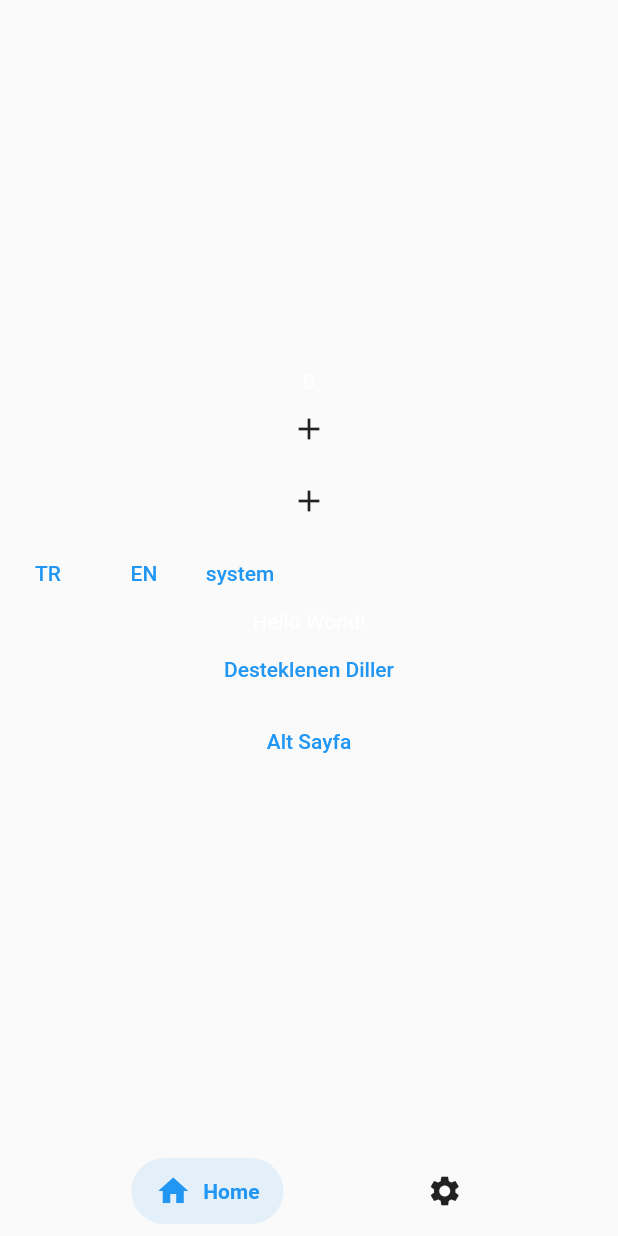
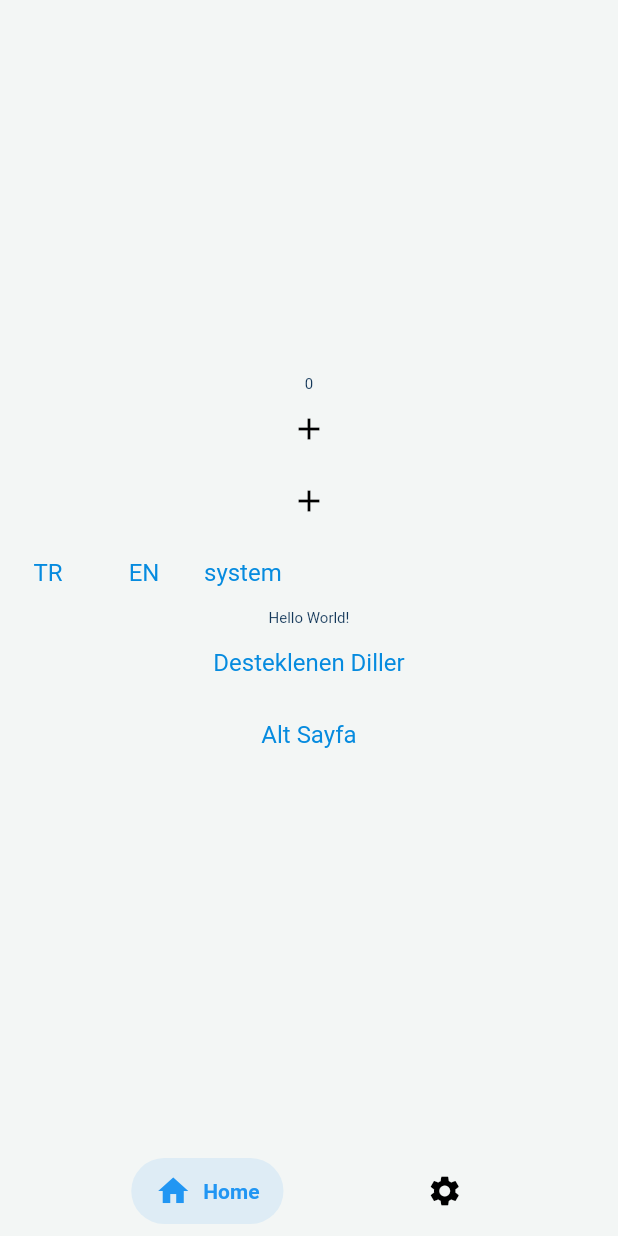
Before and after one commit to obenkucuk/one_ring_to_rule_them_all, a Flutter app: the screen it shows after launch, on a phone screen of 412 x 824 dp. Run offline on Flutter 3.47's test engine with Material 2 defaults, Android fonts, the phone set to English and light mode, and no system bars; our stand-ins replace auto_route, dio, get, shared_preferences; generated files the repository leaves out were written again; statements that could not run were skipped.

Commit message:
bissürü renk eklendi

```diff
--- a/lib/main.dart
+++ b/lib/main.dart
@@ -1,11 +1,13 @@
 import 'package:base_application/core/shared_pref.dart';
-import 'package:base_application/theme/theme_data.dart' as theme;
+
 import 'package:base_application/pages/main_screen/settings_screen/controller/settings_controller.dart';
 import 'package:base_application/routes/router.gr.dart';
 import 'package:flutter/material.dart';
 import 'package:get/get.dart';
 
 import 'core/keys.dart';
+import 'theme/theme_data_dark.dart';
+import 'theme/theme_data_light.dart';
 
 void main() async {
   await SharedPrefs.init();
@@ -27,8 +29,8 @@ class MyApp extends StatelessWidget {
         return MaterialApp.router(
           scaffoldMessengerKey: snackbarKey,
           debugShowCheckedModeBanner: false,
-          theme: theme.lightTheme,
-          darkTheme: theme.darkTheme,
+          theme: lightTheme,
+          darkTheme: darkTheme,
           title: "My App Title",
           themeMode: snapshot.data,
           routerDelegate: _appRouter.delegate(),
--- a/lib/theme/app_colors.dart
+++ b/lib/theme/app_colors.dart
@@ -1,5 +1,59 @@
 import 'package:flutter/material.dart';
 
 class AppColors {
-  static const Color primaryColor = Color.fromARGB(255, 8, 43, 84);
+  static const Color primary = Color(0xFF068BDF);
+
+  static const Color secondary = Color(0xffF33155);
+  static const Color backgroundDark = Color(0xff111618);
+  static const Color backgroundLight = Color(0xffF3F6F5);
+  static const Color background404 = Color(0xff212737);
+
+  static const Color primaryContainerDark = Color(0xff1A2224);
+  static const Color primaryContainerLight = Colors.white;
+
+  static const Color secondaryContainer = Color(0xffEBF2FA);
+  static const Color textDarkTheme = Color(0xffCDDBD7);
+  static const Color textLightTheme = Color(0xff14385A);
+  static const Color unSelectedColor = Color(0xffABB4B3);
+  static const Color paleTextLightTheme = Color(0xff6D8288);
+  static const Color paleTextDarkTheme = Color(0xff939F9C);
+  static const Color darkBoldText = Color(0xff3B4E54);
+  static const Color lightBoldText = Color(0xff001633);
+
+  static const Color indicatorLightColor = Color(0xff6D8288);
+  static const Color indicatorDarkColor = Color(0xff324348);
+
+  static const Color inputDecorationLight = Color(0xffF3F6F5);
+  static const Color inputDecorationDark = Color(0xff111618);
+
+  static const Color dividerDark = Color(0xff222D30);
+  static const Color dividerLight = Color(0xffE8EEEC);
+
+  static const Color card = Color(0xffFFFFFF);
+  static const Color cardLight = Color(0xffFFFFFF);
+  static const Color cardDark = Color(0xff324348);
+  static const Color optionCardDark = Color(0xffCCDBD7);
+  static const Color optionCardSelectedDark = Color(0xff1A2224);
+  static const Color optionCardSelectedLight = Color(0xffF9FBFA);
+  static const Color optionCardLight = Color(0xff5B6C71);
+  static Color lightWhite = const Color(0xffefefef).withOpacity(0.8);
+
+  static const Color lightBlue = Color(0xffEBF4EC);
+  static const Color lightGrey = Color(0xffEEEEEE);
+  static const Color lightRed = Color(0xffFFEEED);
+  static Color lightGreen = const Color(0xff00B270).withOpacity(.1);
+  static const Color orange = Color(0xffFFC043);
+  static const Color error = Color(0xffE11900);
+  static const Color lightYellow = Color(0xffFFF5CD);
+  static const Color darkOrange = Color(0xffE78D3E);
+  static const Color green = Color(0xff09B76D);
+
+  static const Color white = Color(0xffFFFFFF);
+
+  static const Color blue = Color(0xff276EF1);
+  static const Color generalContentColorDark = Color(0xFFCDDBD7);
+
+  static const Color generalContentLightColor = Color(0xFF3C4E55);
+  static const Color elevatedButtonSecondLight = Color(0xFF6D8288);
+  static const Color elevatedButtonSecondDark = Color(0xFF324348);
 }
--- a/lib/theme/theme_data.dart
+++ /dev/null
@@ -1,13 +0,0 @@
-import 'package:flutter/material.dart';
-
-ThemeData lightTheme = ThemeData.light().copyWith(
-    brightness: Brightness.light,
-
-    // NOT 240 dan yukarı yapma shimmer bozulur
-    appBarTheme: const AppBarTheme(
-      titleTextStyle: TextStyle(color: Colors.black, fontSize: 20, fontWeight: FontWeight.bold),
-    ),
-    textTheme: const TextTheme(headline1: TextStyle(color: Colors.black)));
-
-ThemeData darkTheme = ThemeData.dark()
-    .copyWith(brightness: Brightness.dark, textTheme: const TextTheme(headline1: TextStyle(color: Colors.white)));
--- /dev/null
+++ b/lib/theme/theme_data_dark.dart
@@ -0,0 +1,264 @@
+import 'dart:ui';
+
+import 'package:base_application/theme/app_colors.dart';
+import 'package:flutter/material.dart';
+
+ThemeData darkTheme = ThemeData.dark().copyWith(
+  brightness: Brightness.dark,
+  selectedRowColor: AppColors.textDarkTheme,
+  backgroundColor: AppColors.backgroundDark,
+  scaffoldBackgroundColor: AppColors.backgroundDark,
+  primaryIconTheme: const IconThemeData(color: Colors.white),
+  iconTheme: const IconThemeData(color: Colors.black),
+  cardColor: AppColors.primaryContainerDark,
+  bottomAppBarColor: Colors.white,
+  dividerColor: AppColors.dividerDark,
+  shadowColor: Colors.black26,
+  colorScheme: const ColorScheme(
+    primary: AppColors.primary,
+    onPrimary: AppColors.textDarkTheme,
+    primaryContainer: AppColors.primaryContainerDark,
+    secondary: AppColors.secondary,
+    onSecondary: Colors.white,
+    secondaryContainer: AppColors.secondaryContainer,
+    surface: Colors.white,
+    onSurface: AppColors.textDarkTheme,
+    background: AppColors.backgroundDark,
+    onBackground: AppColors.textDarkTheme,
+    error: AppColors.secondary,
+    onError: Colors.white,
+    brightness: Brightness.dark,
+  ),
+  cardTheme: CardTheme(
+    elevation: 0,
+    shape: RoundedRectangleBorder(borderRadius: BorderRadius.circular(10)),
+    color: AppColors.backgroundDark,
+    margin: EdgeInsets.zero,
+  ),
+  textTheme: const TextTheme(
+    ///HeadLine
+    headline1: TextStyle(
+      fontSize: 12,
+      fontWeight: FontWeight.w400,
+      color: AppColors.textDarkTheme,
+      fontFeatures: [FontFeature.tabularFigures()],
+    ),
+    headline2: TextStyle(
+      fontSize: 13,
+      fontWeight: FontWeight.w400,
+      color: AppColors.textDarkTheme,
+      fontFeatures: [FontFeature.tabularFigures()],
+    ),
+    headline3: TextStyle(
+      fontSize: 18,
+      fontWeight: FontWeight.w400,
+      color: AppColors.textDarkTheme,
+      fontFeatures: [FontFeature.tabularFigures()],
+    ),
+    headline4: TextStyle(
+      fontSize: 15,
+      fontWeight: FontWeight.w400,
+      color: AppColors.textDarkTheme,
+      fontFeatures: [FontFeature.tabularFigures()],
+    ),
+    headline5: TextStyle(
+      fontSize: 20,
+      fontWeight: FontWeight.w400,
+      color: AppColors.textDarkTheme,
+      fontFeatures: [FontFeature.tabularFigures()],
+    ),
+    headline6: TextStyle(
+      fontSize: 24,
+      fontWeight: FontWeight.w400,
+      color: AppColors.textDarkTheme,
+      fontFeatures: [FontFeature.tabularFigures()],
+    ),
+
+    ///BodyText
+    bodyText1: TextStyle(
+      fontSize: 16,
+      fontWeight: FontWeight.w400,
+      color: AppColors.textDarkTheme,
+      fontFeatures: [FontFeature.tabularFigures()],
+    ),
+    bodyText2: TextStyle(
+      fontSize: 10,
+      fontWeight: FontWeight.w400,
+      color: AppColors.textDarkTheme,
+      fontFeatures: [FontFeature.tabularFigures()],
+    ),
+    subtitle1: TextStyle(
+      fontSize: 14,
+      fontWeight: FontWeight.w500,
+      color: AppColors.textDarkTheme,
+      fontFeatures: [FontFeature.tabularFigures()],
+    ),
+    subtitle2: TextStyle(
+      fontSize: 8,
+      fontWeight: FontWeight.w400,
+      color: AppColors.textDarkTheme,
+      fontFeatures: [FontFeature.tabularFigures()],
+    ),
+    caption: TextStyle(
+      fontSize: 11,
+      fontWeight: FontWeight.w400,
+      color: AppColors.textDarkTheme,
+      fontFeatures: [FontFeature.tabularFigures()],
+    ),
+  ),
+  elevatedButtonTheme: ElevatedButtonThemeData(
+    style: ButtonStyle(
+      elevation: MaterialStateProperty.all(0),
+      backgroundColor: MaterialStateProperty.all<Color>(AppColors.green),
+      textStyle: MaterialStateProperty.all<TextStyle>(
+        const TextStyle(
+          color: Colors.white,
+          fontWeight: FontWeight.w600,
+          fontSize: 16,
+        ),
+      ),
+      padding: MaterialStateProperty.all<EdgeInsets>(const EdgeInsets.only()),
+      shape: MaterialStateProperty.all<RoundedRectangleBorder>(
+        RoundedRectangleBorder(
+          borderRadius: BorderRadius.circular(10),
+        ),
+      ),
+    ),
+  ),
+  inputDecorationTheme: InputDecorationTheme(
+    fillColor: AppColors.inputDecorationDark,
+    filled: true,
+    contentPadding: const EdgeInsets.symmetric(horizontal: 10),
+    labelStyle: const TextStyle(
+      fontSize: 15,
+      fontWeight: FontWeight.w400,
+      color: AppColors.textDarkTheme,
+    ),
+    hintStyle: const TextStyle(
+      fontWeight: FontWeight.w400,
+      color: AppColors.paleTextDarkTheme,
+      fontSize: 15,
+    ),
+    border: OutlineInputBorder(
+      borderRadius: BorderRadius.circular(10.0),
+      borderSide: BorderSide.none,
+    ),
+    /*  enabledBorder: OutlineInputBorder(
+      borderSide: BorderSide(width: 0.5, color: ColorPalette.paleTextDarkTheme),
+      borderRadius: BorderRadius.circular(
+        radiusS,
+      ),
+    ),
+    focusedBorder: OutlineInputBorder(
+      borderSide: BorderSide(width: 0.5, color: ColorPalette.paleTextDarkTheme),
+      borderRadius: BorderRadius.circular(
+        radiusS,
+      ),
+    ),
+    focusedErrorBorder: OutlineInputBorder(
+      borderSide: BorderSide(width: 0.5, color: ColorPalette.paleTextDarkTheme),
+      borderRadius: BorderRadius.circular(
+        radiusS,
+      ),
+    ),
+    errorBorder: OutlineInputBorder(
+      borderSide: const BorderSide(width: 0.5, color: ColorPalette.secondary),
+      borderRadius: BorderRadius.circular(
+        radiusS,
+      ),
+    ),
+    disabledBorder: OutlineInputBorder(
+      borderSide: BorderSide(width: 0.5, color: ColorPalette.paleTextDarkTheme),
+      borderRadius: BorderRadius.circular(
+        radiusS,
+      ),
+    ), */
+  ),
+  textSelectionTheme: TextSelectionThemeData(
+    cursorColor: AppColors.primary,
+    selectionColor: AppColors.primaryContainerLight,
+    selectionHandleColor: AppColors.primaryContainerLight.withOpacity(0.2),
+  ),
+  textButtonTheme: TextButtonThemeData(
+    style: ButtonStyle(
+      backgroundColor: MaterialStateProperty.all<Color>(Colors.transparent),
+      foregroundColor: MaterialStateProperty.all<Color>(AppColors.primary),
+      shadowColor: MaterialStateProperty.all<Color>(Colors.transparent),
+      overlayColor: MaterialStateProperty.all<Color>(Colors.transparent),
+      textStyle: MaterialStateProperty.all<TextStyle>(
+        const TextStyle(
+          color: AppColors.primary,
+          fontWeight: FontWeight.w400,
+          fontSize: 16,
+        ),
+      ),
+    ),
+  ),
+  outlinedButtonTheme: OutlinedButtonThemeData(
+    style: ButtonStyle(
+      backgroundColor: MaterialStateProperty.all<Color>(Colors.transparent),
+      side: MaterialStateProperty.all<BorderSide>(const BorderSide(color: AppColors.primary)),
+      padding: MaterialStateProperty.all<EdgeInsets>(EdgeInsets.zero),
+      textStyle: MaterialStateProperty.all<TextStyle>(
+        const TextStyle(
+          color: AppColors.textDarkTheme,
+          fontWeight: FontWeight.w400,
+          fontSize: 16,
+        ),
+      ),
+      shape: MaterialStateProperty.all<RoundedRectangleBorder>(
+        RoundedRectangleBorder(
+          borderRadius: BorderRadius.circular(10),
+        ),
+      ),
+    ),
+  ),
+  checkboxTheme: CheckboxThemeData(
+    fillColor: MaterialStateProperty.all<Color?>(AppColors.primary),
+    checkColor: MaterialStateProperty.all<Color?>(Colors.white),
+    side: const BorderSide(width: 0.7, color: AppColors.primary),
+    shape: RoundedRectangleBorder(
+      borderRadius: BorderRadius.circular(10),
+    ),
+  ),
+  radioTheme: RadioThemeData(
+    fillColor: MaterialStateProperty.all<Color>(AppColors.primary),
+  ),
+  dividerTheme: const DividerThemeData(
+    color: AppColors.dividerDark,
+    thickness: 1,
+    space: 0,
+  ),
+  appBarTheme: const AppBarTheme(
+    titleSpacing: 0,
+    elevation: 0.0,
+    color: AppColors.backgroundDark,
+    titleTextStyle: TextStyle(
+      fontSize: 20,
+      fontWeight: FontWeight.w600,
+      color: Colors.white,
+    ),
+    centerTitle: true,
+    actionsIconTheme: IconThemeData(color: Colors.white),
+    iconTheme: IconThemeData(color: Colors.white),
+  ),
+  tabBarTheme: const TabBarTheme(
+    labelColor: AppColors.textDarkTheme,
+    labelStyle: TextStyle(
+      fontSize: 16,
+      fontWeight: FontWeight.w700,
+      color: AppColors.primary,
+    ),
+    unselectedLabelColor: AppColors.unSelectedColor,
+    unselectedLabelStyle: TextStyle(
+      fontSize: 16,
+      fontWeight: FontWeight.w700,
+      color: AppColors.unSelectedColor,
+    ),
+  ),
+  indicatorColor: AppColors.indicatorDarkColor,
+  bottomAppBarTheme: const BottomAppBarTheme(
+    color: Colors.transparent,
+    elevation: 0,
+  ),
+);
--- /dev/null
+++ b/lib/theme/theme_data_light.dart
@@ -0,0 +1,264 @@
+import 'dart:ui';
+
+import 'package:base_application/theme/app_colors.dart';
+import 'package:flutter/material.dart';
+
+ThemeData lightTheme = ThemeData.light().copyWith(
+  brightness: Brightness.light,
+  selectedRowColor: AppColors.textDarkTheme,
+  backgroundColor: AppColors.backgroundLight,
+  scaffoldBackgroundColor: AppColors.backgroundLight,
+  primaryIconTheme: const IconThemeData(color: Colors.white),
+  iconTheme: const IconThemeData(color: Colors.black),
+  cardColor: AppColors.cardLight,
+  bottomAppBarColor: Colors.white,
+  dividerColor: AppColors.dividerLight,
+  shadowColor: Colors.black26,
+  colorScheme: const ColorScheme(
+    primary: AppColors.primary,
+    onPrimary: AppColors.textLightTheme,
+    primaryContainer: AppColors.primaryContainerLight,
+    secondary: AppColors.secondary,
+    onSecondary: Colors.white,
+    secondaryContainer: AppColors.secondaryContainer,
+    surface: Colors.white,
+    onSurface: AppColors.textLightTheme,
+    background: AppColors.backgroundLight,
+    onBackground: AppColors.textLightTheme,
+    error: AppColors.secondary,
+    onError: Colors.white,
+    brightness: Brightness.light,
+  ),
+  cardTheme: CardTheme(
+    elevation: 0,
+    shape: RoundedRectangleBorder(borderRadius: BorderRadius.circular(10)),
+    color: AppColors.backgroundLight,
+    margin: EdgeInsets.zero,
+  ),
+  textTheme: const TextTheme(
+    ///HeadLine
+    headline1: TextStyle(
+      fontSize: 12,
+      fontWeight: FontWeight.w400,
+      color: AppColors.textLightTheme,
+      fontFeatures: [FontFeature.tabularFigures()],
+    ),
+    headline2: TextStyle(
+      fontSize: 13,
+      fontWeight: FontWeight.w400,
+      color: AppColors.textLightTheme,
+      fontFeatures: [FontFeature.tabularFigures()],
+    ),
+    headline3: TextStyle(
+      fontSize: 18,
+      fontWeight: FontWeight.w400,
+      color: AppColors.textLightTheme,
+      fontFeatures: [FontFeature.tabularFigures()],
+    ),
+    headline4: TextStyle(
+      fontSize: 15,
+      fontWeight: FontWeight.w400,
+      color: AppColors.textLightTheme,
+      fontFeatures: [FontFeature.tabularFigures()],
+    ),
+    headline5: TextStyle(
+      fontSize: 20,
+      fontWeight: FontWeight.w400,
+      color: AppColors.textLightTheme,
+      fontFeatures: [FontFeature.tabularFigures()],
+    ),
+    headline6: TextStyle(
+      fontSize: 24,
+      fontWeight: FontWeight.w400,
+      color: AppColors.textLightTheme,
+      fontFeatures: [FontFeature.tabularFigures()],
+    ),
+
+    ///BodyText
+
+    bodyText1: TextStyle(
+      fontSize: 16,
+      fontWeight: FontWeight.w400,
+      color: AppColors.textLightTheme,
+      fontFeatures: [FontFeature.tabularFigures()],
+    ),
+    bodyText2: TextStyle(
+      fontSize: 10,
+      fontWeight: FontWeight.w400,
+      color: AppColors.textLightTheme,
+      fontFeatures: [FontFeature.tabularFigures()],
+    ),
+    subtitle1: TextStyle(
+      fontSize: 14,
+      fontWeight: FontWeight.w500,
+      color: AppColors.textLightTheme,
+      fontFeatures: [FontFeature.tabularFigures()],
+    ),
+    subtitle2: TextStyle(
+      fontSize: 8,
+      fontWeight: FontWeight.w400,
+      color: AppColors.textLightTheme,
+      fontFeatures: [FontFeature.tabularFigures()],
+    ),
+    caption: TextStyle(
+      fontSize: 11,
+      fontWeight: FontWeight.w400,
+      color: AppColors.textLightTheme,
+      fontFeatures: [FontFeature.tabularFigures()],
+    ),
+  ),
+  elevatedButtonTheme: ElevatedButtonThemeData(
+    style: ButtonStyle(
+      elevation: MaterialStateProperty.all(0),
+      backgroundColor: MaterialStateProperty.all<Color>(AppColors.green),
+      textStyle: MaterialStateProperty.all<TextStyle>(
+        const TextStyle(
+          color: Colors.white,
+          fontWeight: FontWeight.w600,
+          fontSize: 16,
+        ),
+      ),
+      padding: MaterialStateProperty.all<EdgeInsets>(const EdgeInsets.only()),
+      shape: MaterialStateProperty.all<RoundedRectangleBorder>(
+        RoundedRectangleBorder(
+          borderRadius: BorderRadius.circular(10),
+        ),
+      ),
+    ),
+  ),
+  inputDecorationTheme: InputDecorationTheme(
+    fillColor: AppColors.inputDecorationLight,
+    contentPadding: const EdgeInsets.symmetric(horizontal: 10),
+    filled: true,
+    labelStyle: const TextStyle(
+      fontSize: 14,
+      fontWeight: FontWeight.w400,
+      color: AppColors.textLightTheme,
+      fontFeatures: [FontFeature.tabularFigures()],
+    ),
+    hintStyle: const TextStyle(
+      fontWeight: FontWeight.w400,
+      color: AppColors.paleTextLightTheme,
+      fontSize: 14,
+    ),
+    border: OutlineInputBorder(borderRadius: BorderRadius.circular(10.0), borderSide: BorderSide.none),
+    /*  enabledBorder: OutlineInputBorder(
+      borderSide: BorderSide(width: 0.5, color: ColorPalette.paleTextLightTheme),
+      borderRadius: BorderRadius.circular(
+        radiusS,
+      ),
+    ),
+    focusedBorder: OutlineInputBorder(
+      borderSide: BorderSide(width: 0.5, color: ColorPalette.paleTextLightTheme),
+      borderRadius: BorderRadius.circular(
+        radiusS,
+      ),
+    ),
+    focusedErrorBorder: OutlineInputBorder(
+      borderSide: BorderSide(width: 0.5, color: ColorPalette.paleTextLightTheme),
+      borderRadius: BorderRadius.circular(
+        radiusS,
+      ),
+    ),
+    errorBorder: OutlineInputBorder(
+      borderSide: const BorderSide(width: 0.5, color: ColorPalette.secondary),
+      borderRadius: BorderRadius.circular(
+        radiusS,
+      ),
+    ),
+    disabledBorder: OutlineInputBorder(
+      borderSide: BorderSide(width: 0.5, color: ColorPalette.paleTextLightTheme),
+      borderRadius: BorderRadius.circular(
+        radiusS,
+      ),
+    ), */
+  ),
+  textSelectionTheme: const TextSelectionThemeData(
+    cursorColor: AppColors.primary,
+    selectionColor: AppColors.primaryContainerDark,
+    selectionHandleColor: AppColors.primary,
+  ),
+  textButtonTheme: TextButtonThemeData(
+    style: ButtonStyle(
+      backgroundColor: MaterialStateProperty.all<Color>(Colors.transparent),
+      foregroundColor: MaterialStateProperty.all<Color>(AppColors.primary),
+      shadowColor: MaterialStateProperty.all<Color>(Colors.transparent),
+      overlayColor: MaterialStateProperty.all<Color>(Colors.transparent),
+      textStyle: MaterialStateProperty.all<TextStyle>(
+        const TextStyle(
+          color: AppColors.primary,
+          fontWeight: FontWeight.w400,
+          fontSize: 16,
+        ),
+      ),
+    ),
+  ),
+  outlinedButtonTheme: OutlinedButtonThemeData(
+    style: ButtonStyle(
+      backgroundColor: MaterialStateProperty.all<Color>(Colors.transparent),
+      side: MaterialStateProperty.all<BorderSide>(const BorderSide(color: AppColors.primary)),
+      padding: MaterialStateProperty.all<EdgeInsets>(EdgeInsets.zero),
+      textStyle: MaterialStateProperty.all<TextStyle>(
+        const TextStyle(
+          color: AppColors.textLightTheme,
+          fontWeight: FontWeight.w400,
+          fontSize: 16,
+        ),
+      ),
+      shape: MaterialStateProperty.all<RoundedRectangleBorder>(
+        RoundedRectangleBorder(
+          borderRadius: BorderRadius.circular(10),
+        ),
+      ),
+    ),
+  ),
+  checkboxTheme: CheckboxThemeData(
+    fillColor: MaterialStateProperty.all<Color?>(AppColors.primary),
+    checkColor: MaterialStateProperty.all<Color?>(Colors.white),
+    side: const BorderSide(width: 0.7, color: AppColors.primary),
+    shape: RoundedRectangleBorder(
+      borderRadius: BorderRadius.circular(10),
+    ),
+  ),
+  radioTheme: RadioThemeData(
+    fillColor: MaterialStateProperty.all<Color>(AppColors.primary),
+  ),
+  dividerTheme: const DividerThemeData(
+    color: AppColors.dividerLight,
+    thickness: 1,
+    space: 0,
+  ),
+  appBarTheme: const AppBarTheme(
+    titleSpacing: 0,
+    elevation: 0.0,
+    color: AppColors.backgroundLight,
+    titleTextStyle: TextStyle(
+      fontSize: 20,
+      fontWeight: FontWeight.w600,
+      color: AppColors.darkBoldText,
+      fontFeatures: [FontFeature.tabularFigures()],
+    ),
+    centerTitle: true,
+    actionsIconTheme: IconThemeData(color: AppColors.textLightTheme),
+    iconTheme: IconThemeData(color: AppColors.textLightTheme),
+  ),
+  tabBarTheme: const TabBarTheme(
+    labelColor: AppColors.textLightTheme,
+    labelStyle: TextStyle(
+      fontSize: 16,
+      fontWeight: FontWeight.w700,
+      color: AppColors.primary,
+    ),
+    unselectedLabelColor: AppColors.unSelectedColor,
+    unselectedLabelStyle: TextStyle(
+      fontSize: 16,
+      fontWeight: FontWeight.w700,
+      color: AppColors.unSelectedColor,
+    ),
+  ),
+  indicatorColor: AppColors.indicatorLightColor,
+  bottomAppBarTheme: const BottomAppBarTheme(
+    color: Colors.transparent,
+    elevation: 0,
+  ),
+);
```
